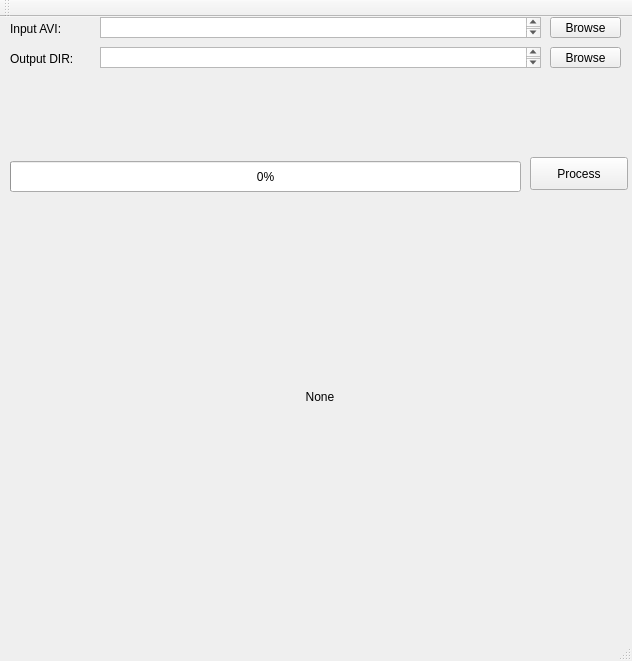
Above: mainwindow.ui from garzon/FaceFinder before the change. Below: the same form after it.
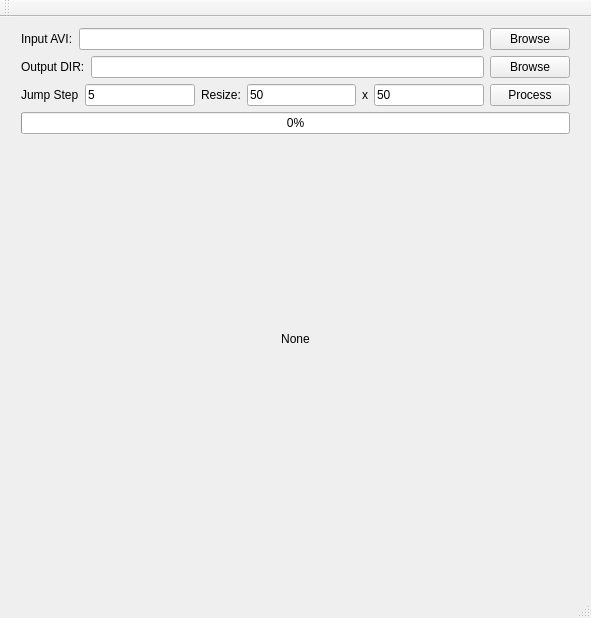
That is the form after the change.

The edit to the form file:
```diff
--- a/mainwindow.ui
+++ b/mainwindow.ui
@@ -6,157 +6,147 @@
    <rect>
     <x>0</x>
     <y>0</y>
-    <width>632</width>
-    <height>661</height>
+    <width>591</width>
+    <height>618</height>
    </rect>
   </property>
   <property name="windowTitle">
    <string>MainWindow</string>
   </property>
   <widget class="QWidget" name="centralWidget">
-   <widget class="QPushButton" name="pushButton">
+   <widget class="QWidget" name="verticalLayoutWidget">
     <property name="geometry">
      <rect>
-      <x>550</x>
-      <y>0</y>
-      <width>71</width>
-      <height>21</height>
-     </rect>
-    </property>
-    <property name="text">
-     <string>Browse</string>
-    </property>
-   </widget>
-   <widget class="QLabel" name="label">
-    <property name="geometry">
-     <rect>
       <x>10</x>
       <y>0</y>
-      <width>81</width>
-      <height>23</height>
+      <width>571</width>
+      <height>531</height>
      </rect>
     </property>
-    <property name="text">
-     <string>Input AVI:</string>
-    </property>
-   </widget>
-   <widget class="QTextEdit" name="textInput">
-    <property name="geometry">
-     <rect>
-      <x>100</x>
-      <y>0</y>
-      <width>441</width>
-      <height>21</height>
-     </rect>
-    </property>
-    <property name="acceptDrops">
-     <bool>true</bool>
-    </property>
-    <property name="inputMethodHints">
-     <set>Qt::ImhNone</set>
-    </property>
-    <property name="undoRedoEnabled">
-     <bool>false</bool>
-    </property>
-    <property name="readOnly">
-     <bool>true</bool>
-    </property>
-    <property name="acceptRichText">
-     <bool>false</bool>
-    </property>
-   </widget>
-   <widget class="QPushButton" name="pushButton_2">
-    <property name="geometry">
-     <rect>
-      <x>550</x>
-      <y>30</y>
-      <width>71</width>
-      <height>21</height>
-     </rect>
-    </property>
-    <property name="text">
-     <string>Browse</string>
-    </property>
-   </widget>
-   <widget class="QLabel" name="label_2">
-    <property name="geometry">
-     <rect>
-      <x>10</x>
-      <y>30</y>
-      <width>81</width>
-      <height>23</height>
-     </rect>
-    </property>
-    <property name="text">
-     <string>Output DIR:</string>
-    </property>
-   </widget>
-   <widget class="QTextEdit" name="textOutput">
-    <property name="geometry">
-     <rect>
-      <x>100</x>
-      <y>30</y>
-      <width>441</width>
-      <height>21</height>
-     </rect>
-    </property>
-    <property name="acceptDrops">
-     <bool>true</bool>
-    </property>
-    <property name="inputMethodHints">
-     <set>Qt::ImhNone</set>
-    </property>
-    <property name="undoRedoEnabled">
-     <bool>false</bool>
-    </property>
-    <property name="readOnly">
-     <bool>true</bool>
-    </property>
-    <property name="acceptRichText">
-     <bool>false</bool>
-    </property>
-   </widget>
-   <widget class="QLabel" name="label_3">
-    <property name="geometry">
-     <rect>
-      <x>20</x>
-      <y>190</y>
-      <width>600</width>
-      <height>380</height>
-     </rect>
-    </property>
-    <property name="text">
-     <string>None</string>
-    </property>
-    <property name="alignment">
-     <set>Qt::AlignCenter</set>
-    </property>
-   </widget>
-   <widget class="QPushButton" name="pushButton_3">
-    <property name="geometry">
-     <rect>
-      <x>530</x>
-      <y>140</y>
-      <width>98</width>
-      <height>33</height>
-     </rect>
-    </property>
-    <property name="text">
-     <string>Process</string>
-    </property>
-   </widget>
-   <widget class="QProgressBar" name="progressBar">
-    <property name="geometry">
-     <rect>
-      <x>10</x>
-      <y>144</y>
-      <width>511</width>
-      <height>31</height>
-     </rect>
-    </property>
-    <property name="value">
-     <number>0</number>
-    </property>
+    <layout class="QVBoxLayout" name="verticalLayout">
+     <item>
+      <layout class="QHBoxLayout" name="horizontalLayout">
+       <item>
+        <widget class="QLabel" name="label">
+         <property name="text">
+          <string>Input AVI:</string>
+         </property>
+        </widget>
+       </item>
+       <item>
+        <widget class="QLineEdit" name="textInput"/>
+       </item>
+       <item>
+        <widget class="QPushButton" name="pushButton">
+         <property name="text">
+          <string>Browse</string>
+         </property>
+        </widget>
+       </item>
+      </layout>
+     </item>
+     <item>
+      <layout class="QHBoxLayout" name="horizontalLayout_2">
+       <item>
+        <widget class="QLabel" name="label_2">
+         <property name="text">
+          <string>Output DIR:</string>
+         </property>
+        </widget>
+       </item>
+       <item>
+        <widget class="QLineEdit" name="textOutput"/>
+       </item>
+       <item>
+        <widget class="QPushButton" name="pushButton_2">
+         <property name="text">
+          <string>Browse</string>
+         </property>
+        </widget>
+       </item>
+      </layout>
+     </item>
+     <item>
+      <layout class="QHBoxLayout" name="horizontalLayout_3">
+       <item>
+        <widget class="QLabel" name="label_3">
+         <property name="text">
+          <string>Jump Step</string>
+         </property>
+        </widget>
+       </item>
+       <item>
+        <widget class="QLineEdit" name="textJump">
+         <property name="text">
+          <string>5</string>
+         </property>
+        </widget>
+       </item>
+       <item>
+        <widget class="QLabel" name="label_4">
+         <property name="text">
+          <string>Resize:</string>
+         </property>
+        </widget>
+       </item>
+       <item>
+        <widget class="QLineEdit" name="textWidth">
+         <property name="text">
+          <string>50</string>
+         </property>
+        </widget>
+       </item>
+       <item>
+        <widget class="QLabel" name="label_5">
+         <property name="text">
+          <string>x</string>
+         </property>
+        </widget>
+       </item>
+       <item>
+        <widget class="QLineEdit" name="textHeight">
+         <property name="text">
+          <string>50</string>
+         </property>
+        </widget>
+       </item>
+       <item>
+        <widget class="QPushButton" name="btnProcess">
+         <property name="text">
+          <string>Process</string>
+         </property>
+        </widget>
+       </item>
+      </layout>
+     </item>
+     <item>
+      <layout class="QHBoxLayout" name="horizontalLayout_4">
+       <item>
+        <widget class="QProgressBar" name="progressBar">
+         <property name="value">
+          <number>0</number>
+         </property>
+        </widget>
+       </item>
+      </layout>
+     </item>
+     <item>
+      <widget class="QLabel" name="lblVideo">
+       <property name="sizePolicy">
+        <sizepolicy hsizetype="Expanding" vsizetype="Expanding">
+         <horstretch>0</horstretch>
+         <verstretch>0</verstretch>
+        </sizepolicy>
+       </property>
+       <property name="text">
+        <string>None</string>
+       </property>
+       <property name="alignment">
+        <set>Qt::AlignCenter</set>
+       </property>
+      </widget>
+     </item>
+    </layout>
    </widget>
   </widget>
   <widget class="QMenuBar" name="menuBar">
```
Left out of the diff: 46 changed lines with no effect on the pictures.
